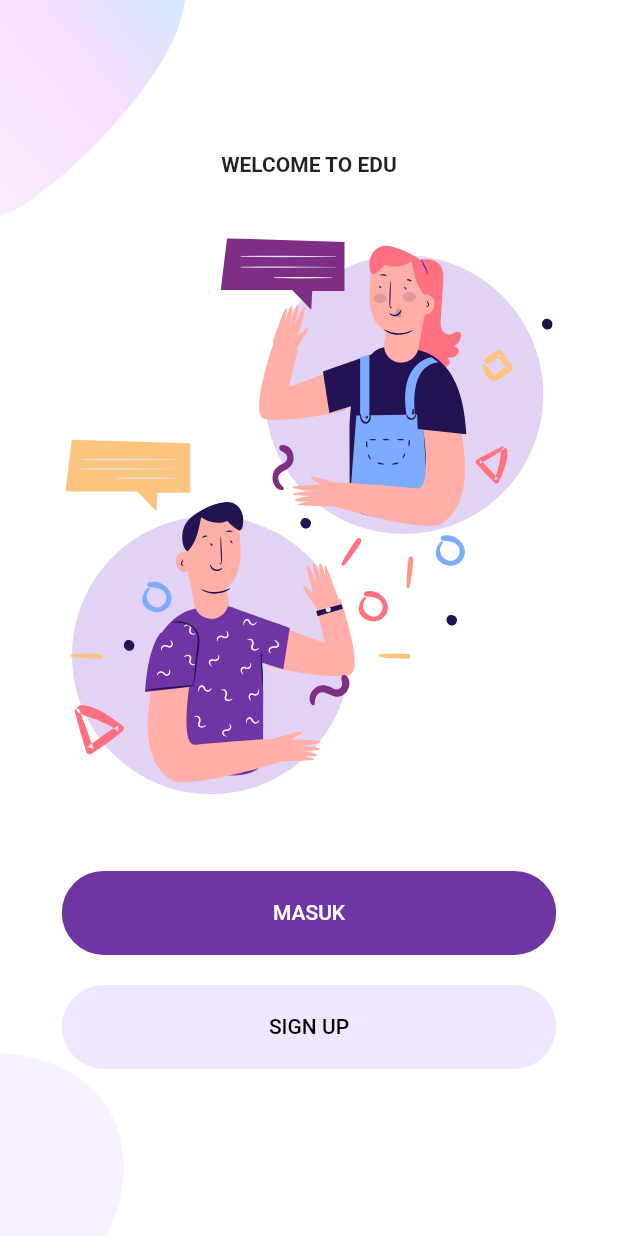
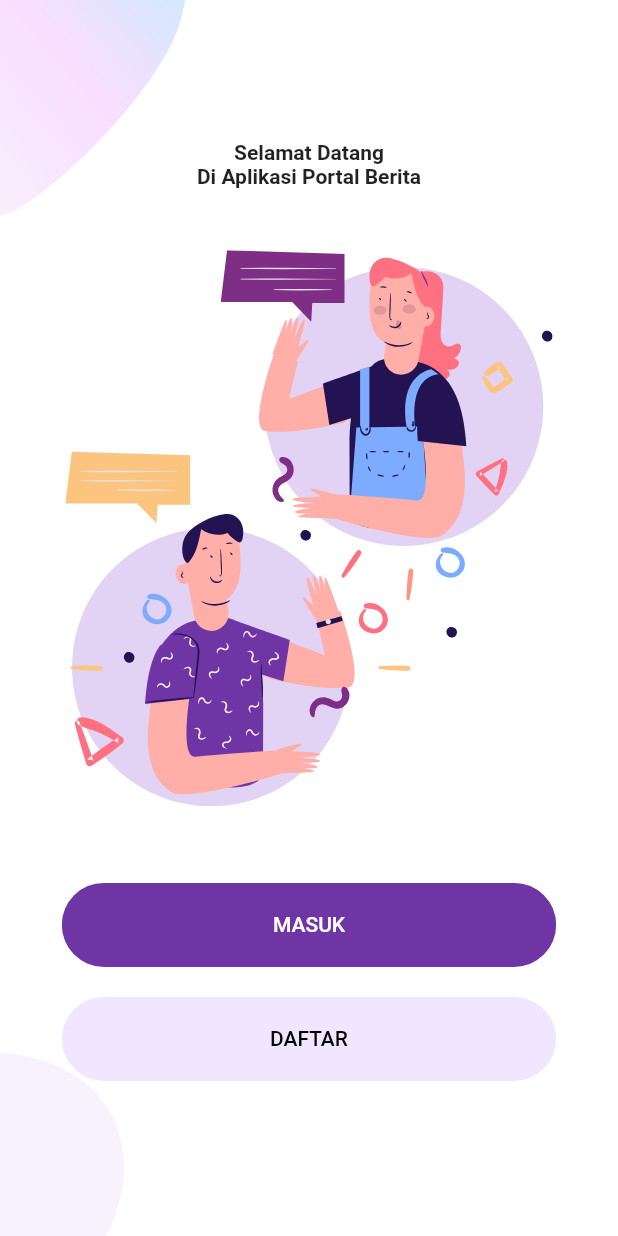
Before and after one commit to bagiasoetama/NewsAppFlutter, a Flutter app: the screen it shows after launch, on a phone screen of 412 x 824 dp. Run offline on Flutter 3.47's test engine with Material 2 defaults, Android fonts, the phone set to English and light mode, and no system bars; our stand-ins replace flutter_svg.

Commit message:
Fix Welcome Screen convert from english to bahasa

```diff
--- a/lib/Screens/Welcome/components/body.dart
+++ b/lib/Screens/Welcome/components/body.dart
@@ -17,7 +17,11 @@ class Body extends StatelessWidget {
           mainAxisAlignment: MainAxisAlignment.center,
           children: <Widget>[
             Text(
-              "WELCOME TO EDU",
+              "Selamat Datang",
+              style: TextStyle(fontWeight: FontWeight.bold),
+            ),
+            Text(
+              "Di Aplikasi Portal Berita",
               style: TextStyle(fontWeight: FontWeight.bold),
             ),
             SizedBox(height: size.height * 0.05),
@@ -40,7 +44,7 @@ class Body extends StatelessWidget {
               },
             ),
             RoundedButton(
-              text: "SIGN UP",
+              text: "DAFTAR",
               color: kPrimaryLightColor,
               textColor: Colors.black,
               press: () {
```
